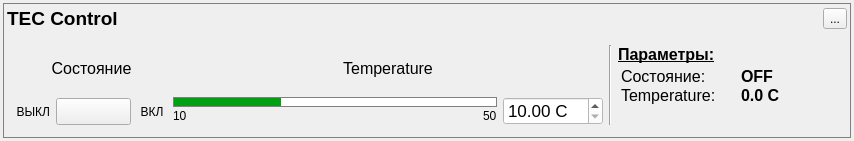
The window that tec_panel.ui (bulkanul/EVO_YFL_1064_GUI_coherent2) describes before a commit, drawn with Qt 5.
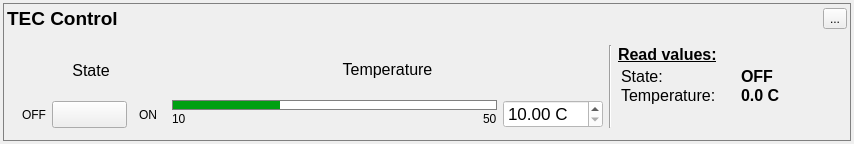
The same window after the commit. Icons and pictures are not drawn. Custom widgets are drawn as their Qt base class.

The edit to the form file:
```diff
--- a/tec_panel.ui
+++ b/tec_panel.ui
@@ -7,7 +7,7 @@
     <x>0</x>
     <y>0</y>
     <width>854</width>
-    <height>141</height>
+    <height>144</height>
    </rect>
   </property>
   <property name="windowTitle">
@@ -146,7 +146,7 @@
                   </font>
                  </property>
                  <property name="text">
-                  <string>Состояние</string>
+                  <string>State</string>
                  </property>
                  <property name="alignment">
                   <set>Qt::AlignCenter</set>
@@ -176,7 +176,7 @@
                     </size>
                    </property>
                    <property name="text">
-                    <string>ВЫКЛ</string>
+                    <string>OFF</string>
                    </property>
                    <property name="alignment">
                     <set>Qt::AlignRight|Qt::AlignTrailing|Qt::AlignVCenter</set>
@@ -262,7 +262,7 @@
                     </size>
                    </property>
                    <property name="text">
-                    <string>ВКЛ</string>
+                    <string>ON</string>
                    </property>
                    <property name="alignment">
                     <set>Qt::AlignCenter</set>
@@ -496,7 +496,7 @@
               </font>
              </property>
              <property name="text">
-              <string>Параметры:</string>
+              <string>Read values:</string>
              </property>
             </widget>
            </item>
@@ -535,7 +535,7 @@
                 </font>
                </property>
                <property name="text">
-                <string>Состояние:</string>
+                <string>State:</string>
                </property>
               </widget>
              </item>
```
Left out of the diff: 20 changed lines with no effect on the pictures.
